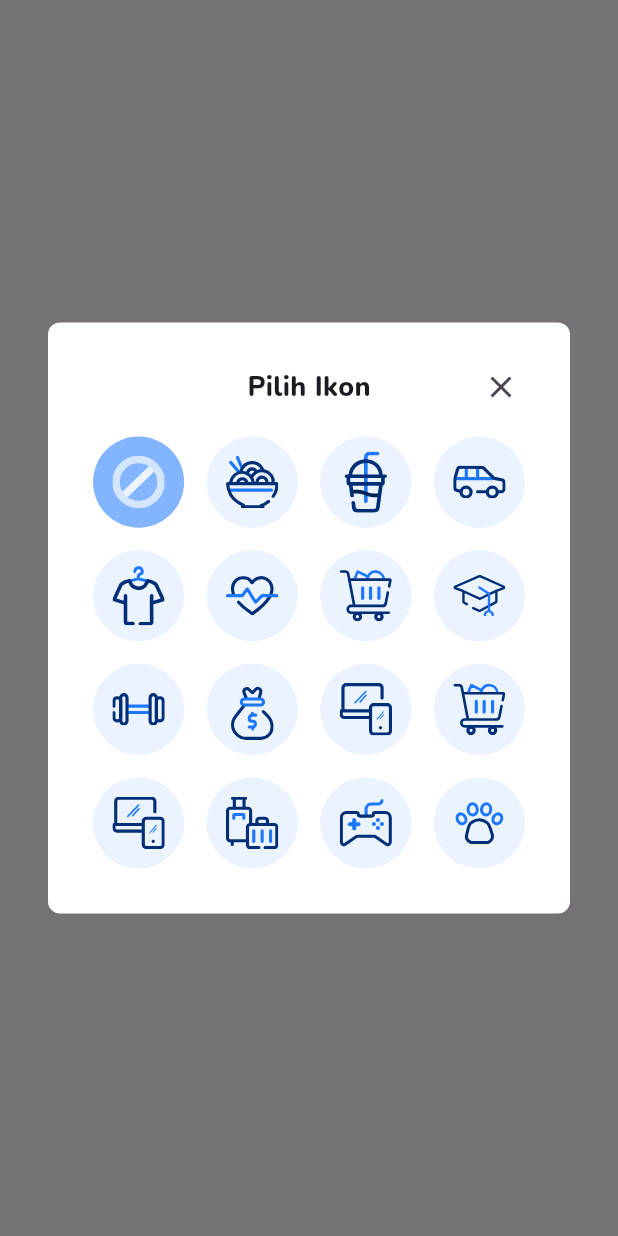
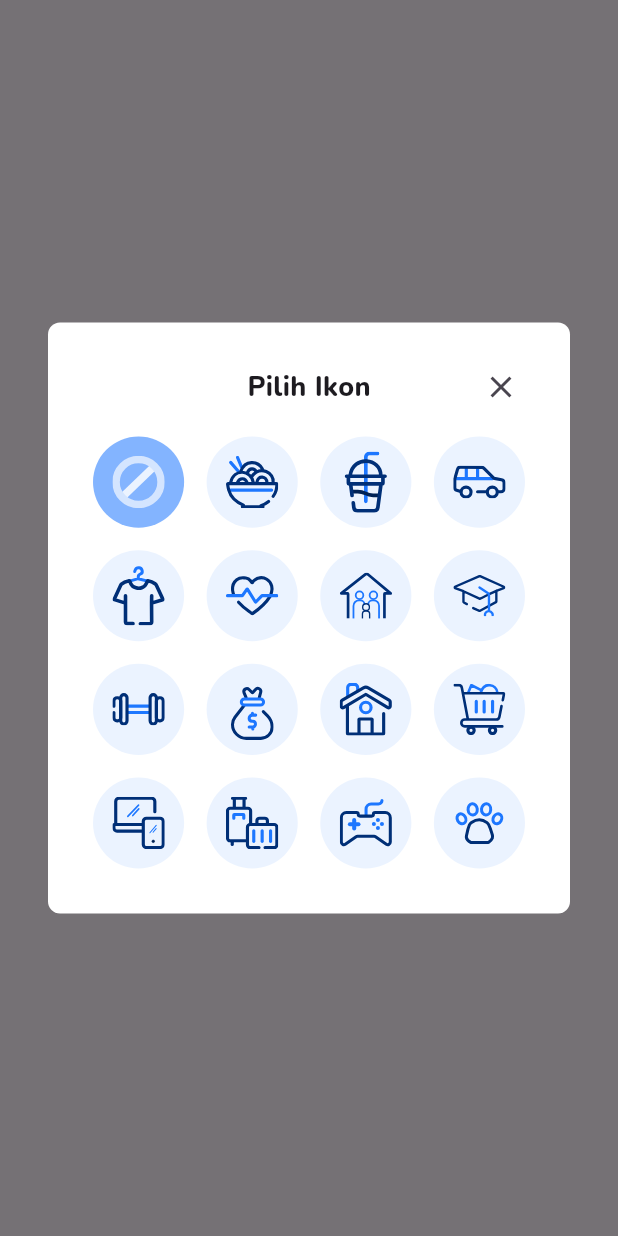
Before and after one commit to Reza1290/budgetin-app, a Flutter app: what showModalIconKategori() shows on an empty page, opened directly, on a phone screen of 412 x 824 dp. Run offline on Flutter 3.47's test engine with Material 3 defaults, Android fonts, the phone set to English and light mode, and no system bars; our stand-ins replace calendar_date_picker2, drift, dropdown_button2, fl_chart, flutter_slidable, flutter_svg and 4 more; missing offline and left inert: syncfusion_flutter_xlsio; accounts and stored records are empty; generated files the repository leaves out were written again; project files that could hold a hidden picture were left out.

Commit message:
fix: minor issues

```diff
--- a/lib/widgets/faq/faq_content.dart
+++ b/lib/widgets/faq/faq_content.dart
@@ -46,6 +46,7 @@ class _FaqContentState extends State<FaqContent> {
                 : const Icon(Icons.arrow_drop_down),
             children: [
               Container(
+                width: MediaQuery.of(context).size.width,
                 padding: const EdgeInsets.all(10),
                 decoration: BoxDecoration(
                   color: Colors.blue[50],
--- a/lib/widgets/modal/modal_icon_kategori.dart
+++ b/lib/widgets/modal/modal_icon_kategori.dart
@@ -12,11 +12,11 @@ Future<String?> showModalIconKategori(BuildContext context) {
     'assets/icons/Kendaraan.svg',
     'assets/icons/Pakaian.svg',
     'assets/icons/Kesehatan.svg',
-    'assets/icons/Belanja.svg',
+    'assets/icons/Keluarga.svg',
     'assets/icons/Pendidikan.svg',
     'assets/icons/Olahraga.svg',
     'assets/icons/Uang.svg',
-    'assets/icons/Teknologi.svg',
+    'assets/icons/Rumah.svg',
     'assets/icons/Belanja.svg',
     'assets/icons/Teknologi.svg',
     'assets/icons/Liburan.svg',
--- a/lib/widgets/transaksi/create_update_transaksi.dart
+++ b/lib/widgets/transaksi/create_update_transaksi.dart
@@ -13,11 +13,13 @@ import 'package:flutter/widgets.dart';
 class CreateUpdateTransaksiPage extends StatefulWidget {
   final int categoryId;
   final bool? isEditPage;
+  final bool? isOnCategory;
   final TransactionWithCategory? dataTransaction;
   const CreateUpdateTransaksiPage(
       {super.key,
       required this.categoryId,
       this.isEditPage = false,
+      this.isOnCategory = false,
       this.dataTransaction});
 
   @override
@@ -222,6 +224,8 @@ class _CreateUpdateTransaksiPageState extends State<CreateUpdateTransaksiPage> {
                           if (res) {
                             widget.isEditPage!
                                 ? Navigator.pop(context)
+                                : widget.isOnCategory!
+                                    ? Navigator.pop(context)
                                     : Navigator.pushAndRemoveUntil(
                                         context,
                                         MaterialPageRoute(
```
Also changed, not shown: lib/screens/detail_kategori_page.dart (+6 -1 lines), pubspec.lock. Lines whose indentation alone changed are shown as unchanged.
